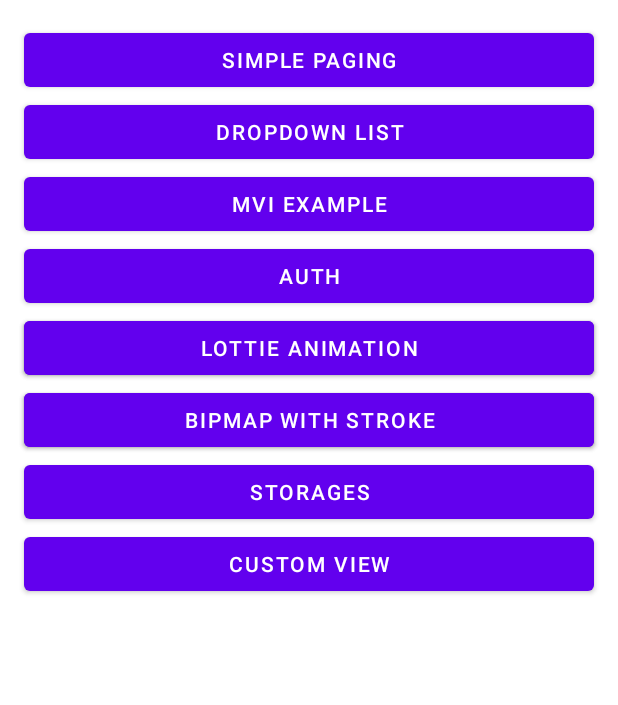
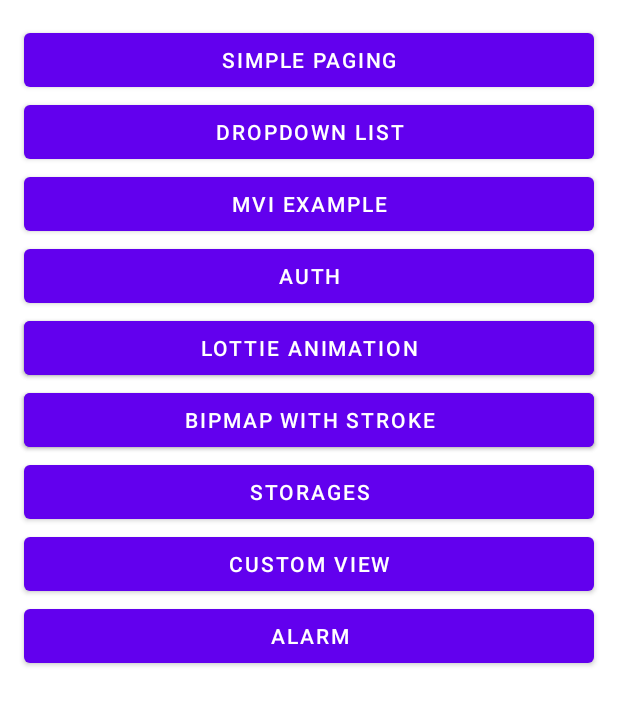
Before and after one commit to git-cdv/BestPractices, an Android app: the screen it shows after launch (MainActivity), on a phone screen of 412 x 824 dp. Shown: the top 705 px of the screen. Run offline under Robolectric (Android 15) with nearby library versions, the phone set to English and light mode, and no system bars; our stand-ins replace Dagger/Hilt's generated code.

Commit message:
+ ADD AlarmScheduler

```diff
--- a/app/src/main/AndroidManifest.xml
+++ b/app/src/main/AndroidManifest.xml
@@ -6,6 +6,8 @@
     <uses-permission android:name="android.permission.ACCESS_FINE_LOCATION" />
     <uses-permission android:name="android.permission.FOREGROUND_SERVICE" />
     <uses-permission android:name="android.permission.POST_NOTIFICATIONS" />
+    <uses-permission android:name="android.permission.USE_EXACT_ALARM" />
+    <uses-permission android:name="android.permission.SCHEDULE_EXACT_ALARM" />
 
     <application
         android:name=".main.App"
@@ -31,6 +33,7 @@
                 <category android:name="android.intent.category.LAUNCHER" />
             </intent-filter>
         </activity>
+        <receiver android:name=".alarm_manager.AlarmReceiver" />
     </application>
 
 </manifest>
--- a/app/src/main/java/com/chkan/bestpractices/main/MenuFragment.kt
+++ b/app/src/main/java/com/chkan/bestpractices/main/MenuFragment.kt
@@ -47,6 +47,9 @@
             btnCustomView.setOnClickListener {
                 findNavController().navigate(R.id.action_menuFragment_to_customViewFragment)
             }
+            btnAlarm.setOnClickListener {
+                findNavController().navigate(R.id.action_menuFragment_to_alarmFragment)
+            }
         }
     }
 
--- a/app/src/main/res/layout/fragment_menu.xml
+++ b/app/src/main/res/layout/fragment_menu.xml
@@ -118,4 +118,15 @@
         app:layout_constraintStart_toStartOf="parent"
         app:layout_constraintTop_toBottomOf="@+id/btn_storage" />
 
+    <com.google.android.material.button.MaterialButton
+        android:id="@+id/btn_alarm"
+        android:layout_width="match_parent"
+        android:layout_height="wrap_content"
+        android:layout_marginHorizontal="16dp"
+        android:layout_marginBottom="32dp"
+        android:text="@string/alarm"
+        app:layout_constraintEnd_toEndOf="parent"
+        app:layout_constraintStart_toStartOf="parent"
+        app:layout_constraintTop_toBottomOf="@+id/btn_custom_view" />
+
 </androidx.constraintlayout.widget.ConstraintLayout>
--- a/app/src/main/res/navigation/main_graph.xml
+++ b/app/src/main/res/navigation/main_graph.xml
@@ -43,6 +43,9 @@
         <action
             android:id="@+id/action_menuFragment_to_customViewFragment"
             app:destination="@id/customViewFragment" />
+        <action
+            android:id="@+id/action_menuFragment_to_alarmFragment"
+            app:destination="@id/alarmFragment" />
     </fragment>
     <fragment
         android:id="@+id/mviListFragment"
@@ -85,4 +88,9 @@
         android:name="com.chkan.bestpractices.custom_view.CustomViewFragment"
         android:label="fragment_custom_view"
         tools:layout="@layout/fragment_custom_view" />
+    <fragment
+        android:id="@+id/alarmFragment"
+        android:name="com.chkan.bestpractices.alarm_manager.AlarmFragment"
+        android:label="fragment_alarm"
+        tools:layout="@layout/fragment_alarm" />
 </navigation>
--- a/app/src/main/res/values/strings.xml
+++ b/app/src/main/res/values/strings.xml
@@ -21,6 +21,5 @@
     <string name="bipmap_with_stroke">Bipmap with stroke</string>
     <string name="storages">Storages</string>
     <string name="custom_view">Custom View</string>
-
-
+    <string name="alarm">Alarm</string>
 </resources>
```
Also changed, not shown: app/src/main/java/com/chkan/bestpractices/alarm_manager/AlarmFragment.kt (added, +46 -0 lines), app/src/main/java/com/chkan/bestpractices/alarm_manager/AlarmModule.kt (added, +16 -0 lines), app/src/main/java/com/chkan/bestpractices/alarm_manager/AlarmReceiver.kt (added, +37 -0 lines), app/src/main/java/com/chkan/bestpractices/alarm_manager/AndroidAlarmScheduler.kt (added, +46 -0 lines), app/src/main/res/layout/fragment_alarm.xml (added, +56 -0 lines), 1 other file.
